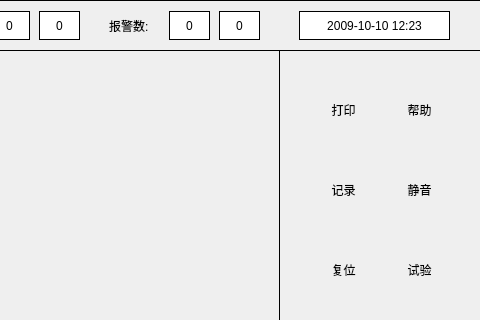
Blackrose/Tcutest_SerialSystem, file main/ui/main.ui: the form before one commit; both pictures show x 321 to 801 and y 0 to 320 of the 801 by 601 pixel window.
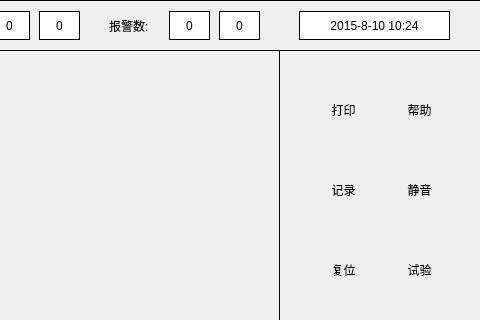
The form after the commit. Icons and pictures are not drawn.

What changed in the file:
```diff
--- a/main/ui/main.ui
+++ b/main/ui/main.ui
@@ -779,7 +779,7 @@
      <enum>QFrame::Plain</enum>
     </property>
     <property name="text">
-     <string>2009-10-10 12:23</string>
+     <string>2015-8-10 10:24</string>
     </property>
     <property name="alignment">
      <set>Qt::AlignCenter</set>
```
